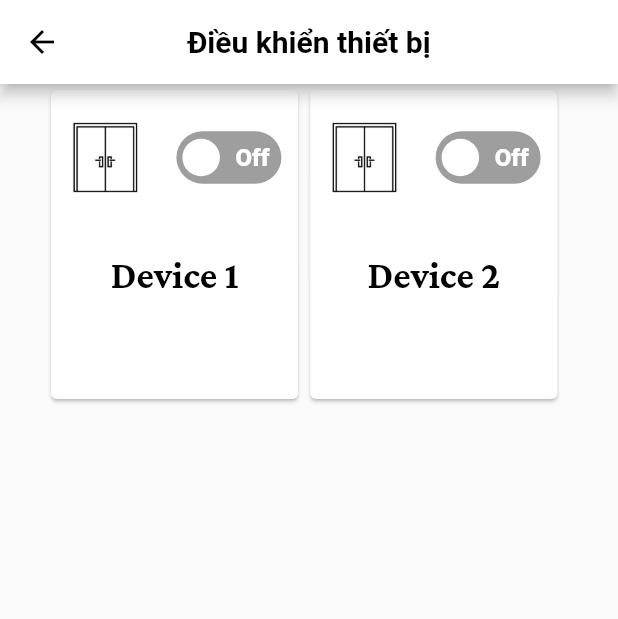
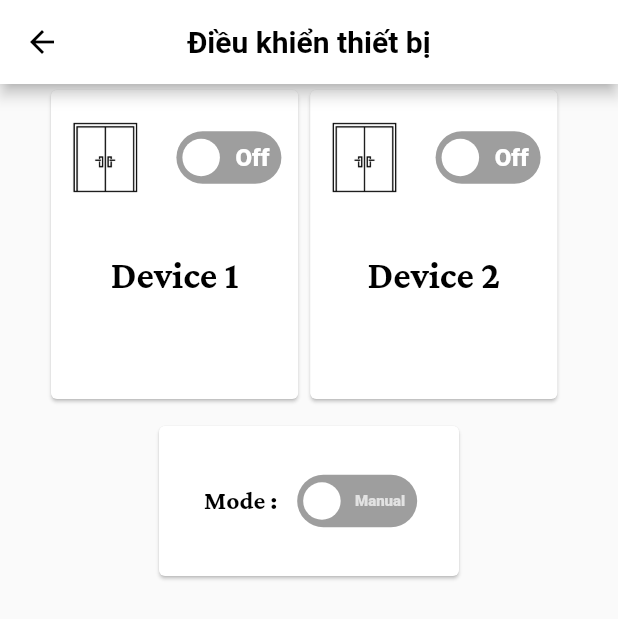
Before and after one commit to nvhuy0702/datn-kmt-2022, a Flutter app: the ControlDevice screen opened directly, on a phone screen of 412 x 824 dp. Shown: the top 619 px of the screen. Run offline on Flutter 3.47's test engine with Material 2 defaults, Android fonts, the phone set to English and light mode, and no system bars; drawn by our look-alikes of flutter_switch; our stand-ins replace bloc, equatable, firebase_auth, firebase_core, firebase_database, flutter_bloc and 4 more; accounts and stored records are empty.

Commit message:
add mode auto or manual

```diff
--- a/lib/bloc/control/control_bloc.dart
+++ b/lib/bloc/control/control_bloc.dart
@@ -3,21 +3,21 @@ import 'package:equatable/equatable.dart';
 import 'package:firebase_database/firebase_database.dart';
 
 part 'control_event.dart';
+
 part 'control_state.dart';
 
 class ControlBloc extends Bloc<ControlEvent, ControlState> {
   final _dbRef = FirebaseDatabase.instance.reference();
   late final tableRef = _dbRef.child('control').child("device");
+  late final tableRef1 = _dbRef.child('control').child('config');
   Stream? onDevice1;
   Stream? onDevice2;
+  Stream? onSelectedMode;
 
   void init() {
-    onDevice1 = tableRef
-        .child('fan')
-        .onValue;
-    onDevice2 = tableRef
-        .child('window')
-        .onValue;
+    onDevice1 = tableRef.child('fan').onValue;
+    onDevice2 = tableRef.child('window').onValue;
+    onSelectedMode = tableRef1.child('mode').onValue;
     emit(Successful());
   }
 
@@ -29,6 +29,10 @@ class ControlBloc extends Bloc<ControlEvent, ControlState> {
     add(Device2Event(status2: status2));
   }
 
+  void onSelectedMode1(bool mode) {
+    add(SelectedMode(mode: mode));
+  }
+
   ControlBloc() : super(Loading()) {
     on<Device1Event>((event, emit) async {
       await tableRef.update({
@@ -37,7 +41,12 @@ class ControlBloc extends Bloc<ControlEvent, ControlState> {
     });
     on<Device2Event>((event, emit) async {
       await tableRef.update({
-        'window': event.status2 == true ?  1 : 0,
+        'window': event.status2 == true ? 1 : 0,
+      });
+    });
+    on<SelectedMode>((event, emit) async {
+      await tableRef1.update({
+        'mode': event.mode == true ? 'auto' : 'manual',
       });
     });
   }
--- a/lib/bloc/control/control_event.dart
+++ b/lib/bloc/control/control_event.dart
@@ -14,3 +14,7 @@ class Device2Event extends ControlEvent {
   final bool status2;
   const Device2Event({required this.status2});
 }
+class SelectedMode extends ControlEvent {
+  final bool mode;
+  const SelectedMode({required this.mode});
+}
--- a/lib/screen/control_device.dart
+++ b/lib/screen/control_device.dart
@@ -4,6 +4,8 @@ import 'package:app_datn_2022/widget/aqi_history.dart';
 import 'package:app_datn_2022/widget/card_device_state.dart';
 import 'package:firebase_database/firebase_database.dart';
 import 'package:flutter/material.dart';
+import 'package:flutter_switch/flutter_switch.dart';
+import 'package:google_fonts/google_fonts.dart';
 
 class ControlDevice extends StatefulWidget {
   const ControlDevice({Key? key}) : super(key: key);
@@ -16,6 +18,7 @@ class _ControlDeviceState extends State<ControlDevice> {
   ControlBloc bloc = ControlBloc();
   bool isOnDevice1 = false;
   bool isOnDevice2 = false;
+  bool isAuto = false;
 
   @override
   void initState() {
@@ -44,11 +47,11 @@ class _ControlDeviceState extends State<ControlDevice> {
           ),
         ),
       ),
-      body: Row(
+      body: Column(
         children: [
-          const SizedBox(
-            width: 30,
-          ),
+          Row(
+            children: [
+              const SizedBox(width: 30,),
               StreamBuilder(
                 builder: (context, snapshot) {
                   if (snapshot.data == null) return const SizedBox();
@@ -79,6 +82,44 @@ class _ControlDeviceState extends State<ControlDevice> {
               )
             ],
           ),
+          const SizedBox(height: 10,),
+          StreamBuilder(builder: (context, snapshot) {
+            if (snapshot.data == null) return const SizedBox();
+            isAuto = (snapshot.data as Event).snapshot.value == 'auto';
+            return Card(
+              child: SizedBox(
+                width: 200,
+                height: 100,
+                child: Row(
+                  children: [
+                    const SizedBox(width: 30,),
+                    Text(
+                      'Mode : ',
+                      style: GoogleFonts.crimsonPro(
+                          fontSize: 17,
+                          fontWeight: FontWeight.bold,
+                          color: Colors.black),
+                    ),
+                    const SizedBox(width: 10,),
+                    FlutterSwitch(
+                      activeText: "Auto",
+                      inactiveText: "Manual",
+                      value: isAuto,
+                      valueFontSize: 10.0,
+                      width: 80,
+                      borderRadius: 30.0,
+                      showOnOff: true,
+                      onToggle: bloc.onSelectedMode1,
+                    ),
+                  ],
+                ),
+              ),
+            );
+          },
+            stream: bloc.onSelectedMode,
+          )
+        ],
+      ),
     );
   }
 }
```
Lines whose indentation alone changed are shown as unchanged.
